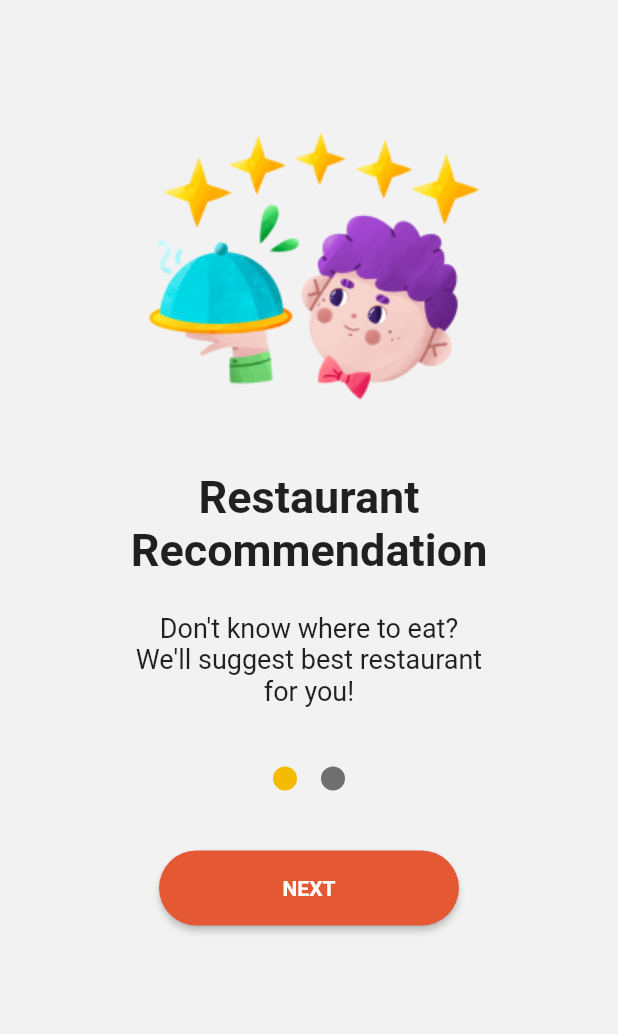
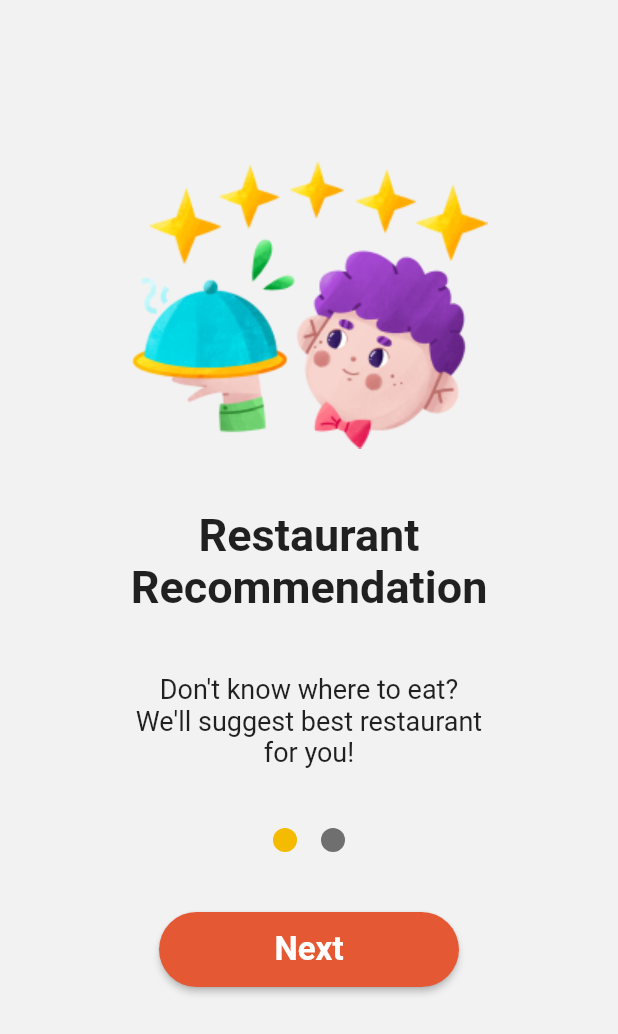
Before and after one commit to rahdeva/simple-restaurant-app, a Flutter app: the OnboardingScreen screen opened by its route, on a phone screen of 412 x 824 dp. Shown: the top 1034 px of the screen. Run offline on Flutter 3.47's test engine with Material 2 defaults, Android fonts, the phone set to English and light mode, and no system bars; drawn by our look-alikes of smooth_page_indicator.

Commit message:
refactoring onboarding screen

```diff
--- a/lib/screens/onboarding.dart
+++ b/lib/screens/onboarding.dart
@@ -1,6 +1,5 @@
 import 'package:flutter/material.dart';
-import 'package:restaurant_app/constants/color.dart';
-import 'package:smooth_page_indicator/smooth_page_indicator.dart';
+import 'package:restaurant_app/widgets/onboarding_items.dart';
 
 class OnboardingScreen extends StatefulWidget {
   static const routeName = '/onboarding';
@@ -19,15 +18,12 @@ class _OnboardingScreenState extends State<OnboardingScreen> {
     super.dispose();
   }
 
-  // void buildPage(){
-  //   buildPage({
-  //     required image,
-  //     required title,
-  //     required subtitle,
-  //     required onPress,
-  //     required textButton
-  //   })
-  // }
+  void nextPage(){
+    controller.nextPage(
+      duration: const Duration(milliseconds: 500),
+      curve: Curves.easeInOut
+    );
+  }
 
   @override
   Widget build(BuildContext context) {
@@ -35,69 +31,21 @@ class _OnboardingScreenState extends State<OnboardingScreen> {
       body: PageView(
         controller: controller,
         children: [
-          Container(
-            padding: EdgeInsets.only(top: 40),
-            color: bgColor,
-            child: Column(
-              children: [
-                Image.asset("assets/images/onboarding-1.png"),
-                Text(
-                  "Restaurant\nRecommendation",
-                  textAlign: TextAlign.center,
-                  style: TextStyle(
-                    fontSize: 30.0,
-                    fontWeight: FontWeight.bold,
-                  ),
-                ),
-                SizedBox(height: 24),
-                Text(
-                  "Don't know where to eat?\nWe'll suggest best restaurant\nfor you!",
-                  textAlign: TextAlign.center,
-                  style: TextStyle(
-                    fontSize: 18.0,
-                  ),
-                ),
-                SizedBox(height: 40),
-                Center(
-                  child: SmoothPageIndicator(
-                    controller: controller,
-                    count: 2,
-                    effect: WormEffect(
-                      spacing: 16,
-                      dotColor: Colors.black54,
-                      activeDotColor: yellowColor,
-                    ),
-                    onDotClicked: (index) => controller.animateToPage(
-                      index,
-                      duration: Duration(milliseconds: 500),
-                      curve: Curves.easeIn
-                    ),
-                  ),
-                ),
-                SizedBox(height: 40),
-                Container(
-                  width: 200,
-                  height: 50,
-                  child: ElevatedButton(
-                    style: ElevatedButton.styleFrom(
-                      primary: orangeColor,
-                      onPrimary: Colors.white,
-                      shape: StadiumBorder()
-                    ),
-                    onPressed: () => controller.nextPage(
-                      duration: Duration(milliseconds: 500),
-                      curve: Curves.easeInOut
-                    ),
-                    child: Text("NEXT", style: TextStyle(fontWeight: FontWeight.bold),)
-                  ),
-                ),
-              ],
-            ),
+          OnboardingItems(
+            image: "assets/images/onboarding-1.png",
+            title: "Restaurant\nRecommendation",
+            subtitle: "Don't know where to eat?\nWe'll suggest best restaurant\nfor you!",
+            textButton: "Next",
+            onPress: nextPage,
+            controller: controller
           ),
-          Container(
-            padding: EdgeInsets.only(bottom: 80),
-            color: Colors.red,
-            child: Center(child: Text("Page 2")),
+          OnboardingItems(
+            image: "assets/images/onboarding-2.png",
+            title: "Detail\nRestaurants",
+            subtitle: "You can see the detail\neach of the restaurants\n ",
+            textButton: "Get Started",
+            onPress: (){},
+            controller: controller
           ),
         ],
       ),
--- a/lib/screens/splash.dart
+++ b/lib/screens/splash.dart
@@ -17,7 +17,7 @@ class _SplashScreenState extends State<SplashScreen> {
     Timer(
       const Duration(seconds: 3),
       () => Navigator.of(context).pushReplacement(MaterialPageRoute(
-        builder: (BuildContext context) => const HomeScreen()
+        builder: (BuildContext context) => const OnboardingScreen()
       ))
     );
   }
--- /dev/null
+++ b/lib/widgets/onboarding_items.dart
@@ -0,0 +1,81 @@
+import 'package:flutter/material.dart';
+import 'package:restaurant_app/constants/color.dart';
+import 'package:smooth_page_indicator/smooth_page_indicator.dart';
+
+class OnboardingItems extends StatelessWidget {
+  String image;
+  String title;
+  String subtitle;
+  String textButton;
+  Function onPress;
+  PageController controller;
+
+  OnboardingItems({Key? key,
+    required this.image,
+    required this.title,
+    required this.subtitle,
+    required this.onPress,
+    required this.textButton,
+    required this.controller
+  }) : super(key: key);
+
+  @override
+  Widget build(BuildContext context) {
+    return Container(
+      padding: const EdgeInsets.only(top: 100),
+      color: bgColor,
+      child: Column(
+        children: [
+          Image.asset(image),
+          const SizedBox(height: 40),
+          Text(
+            title,
+            textAlign: TextAlign.center,
+            style: const TextStyle(
+              fontSize: 30.0,
+              fontWeight: FontWeight.bold,
+            ),
+          ),
+          const SizedBox(height: 40),
+          Text(
+            subtitle,
+            textAlign: TextAlign.center,
+            style: const TextStyle(
+              fontSize: 18.0,
+            ),
+          ),
+          const SizedBox(height: 40),
+          Center(
+            child: SmoothPageIndicator(
+              controller: controller,
+              count: 2,
+              effect: const WormEffect(
+                spacing: 16,
+                dotColor: Colors.black54,
+                activeDotColor: yellowColor,
+              ),
+              onDotClicked: (index) => controller.animateToPage(index,
+                  duration: const Duration(milliseconds: 500), curve: Curves.easeIn),
+            ),
+          ),
+          const SizedBox(height: 40),
+          SizedBox(
+            width: 200,
+            height: 50,
+            child: ElevatedButton(
+                style: ElevatedButton.styleFrom(
+                    primary: orangeColor,
+                    onPrimary: Colors.white,
+                    shape: const StadiumBorder()),
+                onPressed: (){},
+                child: Text(
+                  textButton,
+                  style: const TextStyle(fontWeight: FontWeight.bold, fontSize: 22.0),
+                )
+            ),
+          ),
+        ],
+      ),
+    );
+  }
+}
```
Also changed, not shown: assets/images/onboarding-1.png, assets/images/onboarding-2.png.
